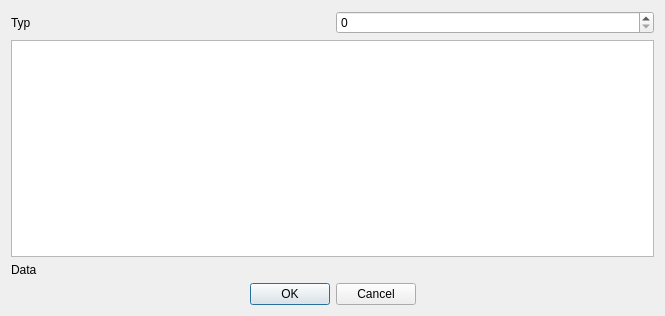
First picture: the form in selectmatchdialog.ui, repository pashazz/rksmanager, before the edit.
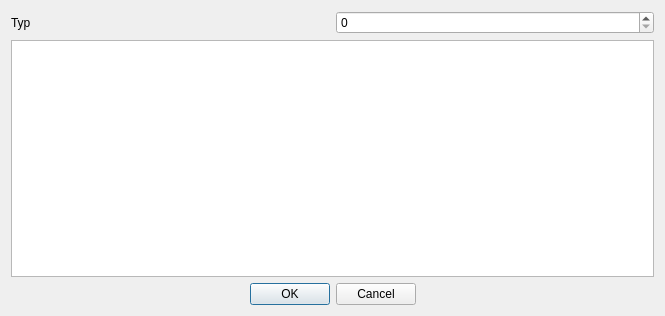
Second picture: the form after the edit.

What changed in the file:
```diff
--- a/selectmatchdialog.ui
+++ b/selectmatchdialog.ui
@@ -44,13 +44,6 @@
      </property>
     </widget>
    </item>
-   <item row="2" column="0">
-    <widget class="QLabel" name="lblData">
-     <property name="text">
-      <string>Data</string>
-     </property>
-    </widget>
-   </item>
   </layout>
   <action name="actTP70">
    <property name="text">
```
Left out of the diff: 8 changed lines with no effect on the pictures.
